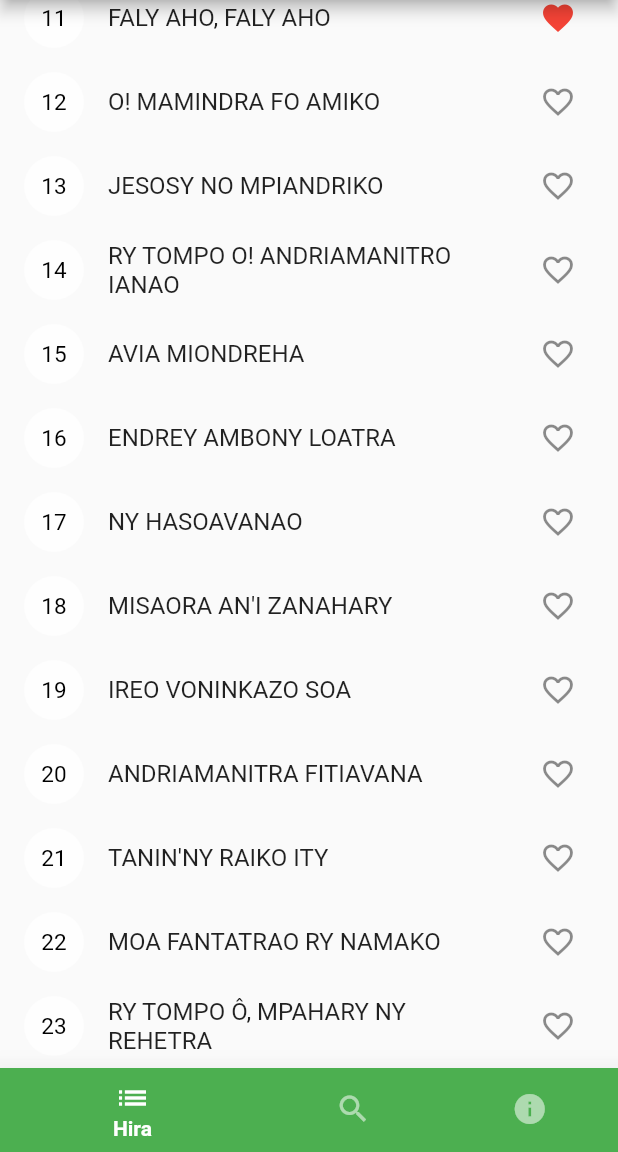
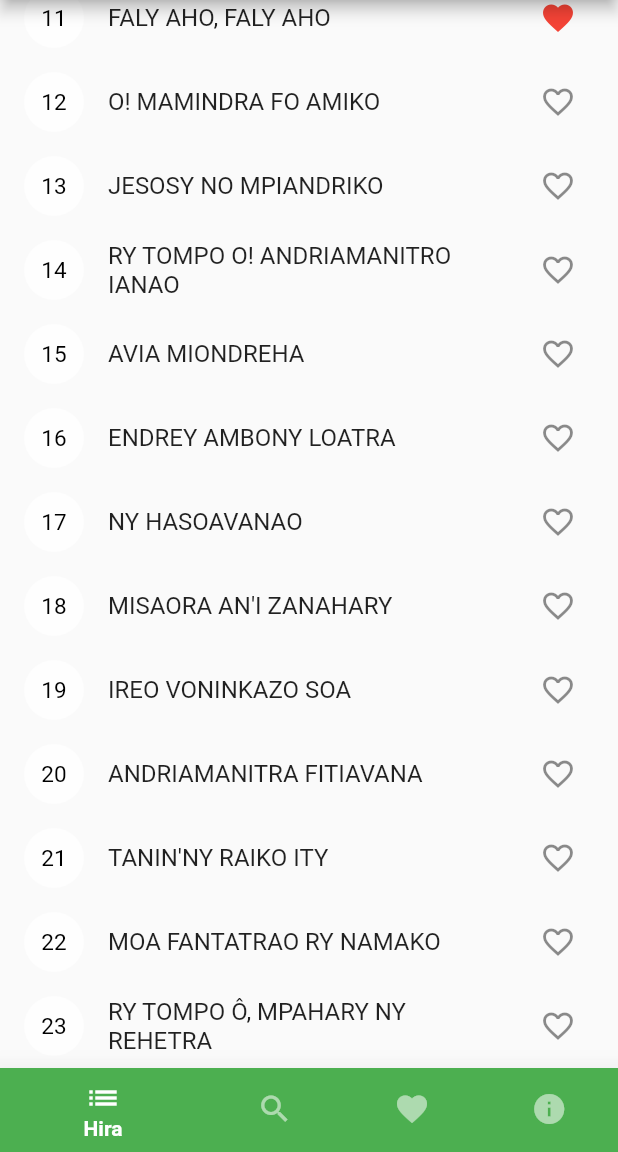
Before and after one commit to rzjosia/hiradvantista, a Flutter app: the screen it shows after launch, scrolled down 576 dp, after a tap on the "favorite outline" icon, on a phone screen of 412 x 824 dp, the part 84-1236 px from its top. Run offline on Flutter 3.47's test engine with Material 2 defaults, Android fonts, the phone set to English and light mode, and no system bars; our stand-ins replace flutter_native_splash, hive, hive_flutter, yaml; accounts and stored records are empty.

Commit message:
feat: add favorites

```diff
--- a/assets/data/sources/song396.yaml
+++ b/assets/data/sources/song396.yaml
@@ -8,4 +8,4 @@ content: "1\nMoa ve Jes o, dia mi hevitr a\nNy momba ny fiainako?\nMoa jere ny v
   \ doria\nAkaiky Izy \u2019zao"
 id: 396
 key: Eb
-title: MOA V E JESO
+title: MOA VE JESO
--- a/lib/src/features/core/presentation/home.dart
+++ b/lib/src/features/core/presentation/home.dart
@@ -1,6 +1,7 @@
 import 'package:flutter/material.dart';
 import 'package:hiradvantista/src/features/core/presentation/about.dart';
 import 'package:hiradvantista/src/features/song/presentation/song_list.dart';
+import 'package:hiradvantista/src/features/song/presentation/widgets/song_list_favorites.dart';
 import 'package:hiradvantista/src/features/song/presentation/widgets/song_search_delegate.dart';
 
 class Home extends StatefulWidget {
@@ -19,12 +20,18 @@ class _HomeState extends State<Home> {
     {
       'title': 'Fihirana advantista',
       'label': 'Hira',
+
       'icon': Icons.list,
     },
     {
       'title': 'Hitady',
       'label': 'Hitady',
       'icon': Icons.search,
+    },
+    {
+      'title': 'Hira tianao',
+      'label': 'Hira tianao',
+      'icon': Icons.favorite,
     },
     {
       'title': 'Mombamomba',
@@ -68,6 +75,7 @@ class _HomeState extends State<Home> {
         children: const [
           SongList(),
           SongList(),
+          SongListFavorites(),
           About(),
         ],
       ),
--- a/lib/src/features/song/presentation/widgets/song_list_filter.dart
+++ b/lib/src/features/song/presentation/widgets/song_list_filter.dart
@@ -39,6 +39,14 @@ class SongListFilter extends StatelessWidget {
               builder: (context, AsyncSnapshot<List<SongModel>> snapshot) {
                 if (snapshot.hasData) {
                   final data = snapshot.data as List<SongModel>;
+
+                  if (data.isEmpty) {
+                    return const Center(
+                      child: Text(
+                          "Tsy misy na inona na inona ato amin'ny tadiavinao"),
+                    );
+                  }
+
                   return ListView.builder(
                     itemCount: data.length,
                     itemBuilder: (context, index) {
--- a/lib/src/features/song/presentation/widgets/song_list_item.dart
+++ b/lib/src/features/song/presentation/widgets/song_list_item.dart
@@ -23,10 +23,7 @@ class SongListItem extends StatelessWidget {
             ? const Icon(Icons.favorite, color: Colors.red)
             : const Icon(Icons.favorite_border),
         onPressed: () async {
-          SongService songService =
-              SongService(box: Hive.box<SongModel>("songs"));
-
-          await songService.toggleFavorite(song);
+          SongService(box: Hive.box<SongModel>("songs")).toggleFavorite(song);
         },
       ),
       onTap: () {
```
Also changed, not shown: lib/src/features/song/presentation/song.dart (+12 -1 lines), lib/src/features/song/presentation/widgets/song_list_favorites.dart (added, +11 -0 lines).
